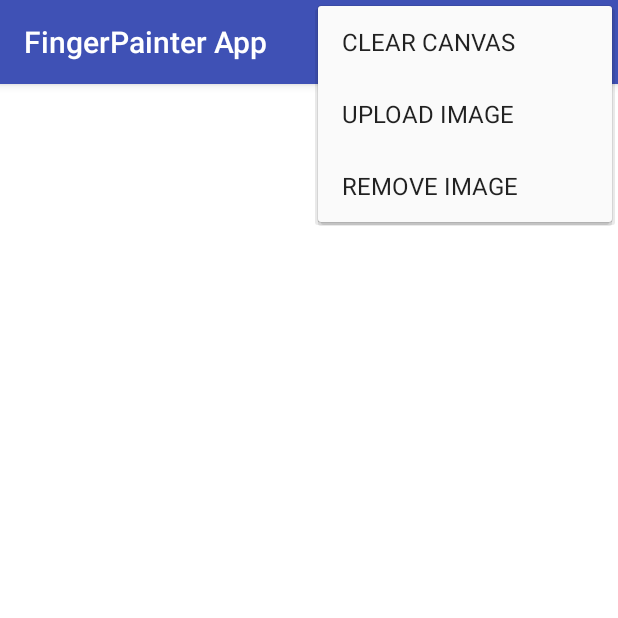
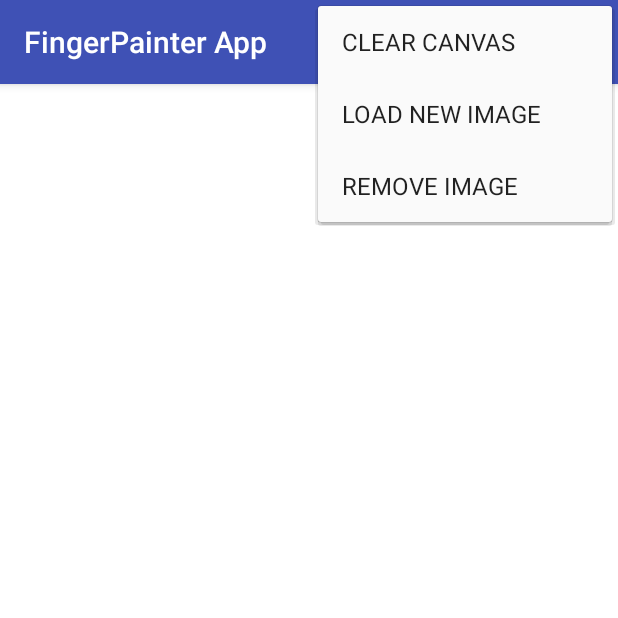
Before and after one commit to khcy5dnr/FingerPainter-App, an Android app: the MainActivity screen opened directly, with no data from a screen before it, with the options menu open, on a phone screen of 412 x 824 dp, the top half of it. Run offline under Robolectric (Android 15) with nearby library versions, the phone set to English and light mode, and no system bars; pictures from the network do not load.

Commit message:
Changed menu text

```diff
--- a/app/src/main/res/menu/menu.xml
+++ b/app/src/main/res/menu/menu.xml
@@ -3,7 +3,7 @@
     <item  android:id="@+id/clear"
         android:title="CLEAR CANVAS"/>
     <item  android:id="@+id/uploadImage"
-        android:title="UPLOAD IMAGE"/>
+        android:title="LOAD NEW IMAGE"/>
     <item  android:id="@+id/deleteImage"
         android:title="REMOVE IMAGE"/>
 </menu>
```
